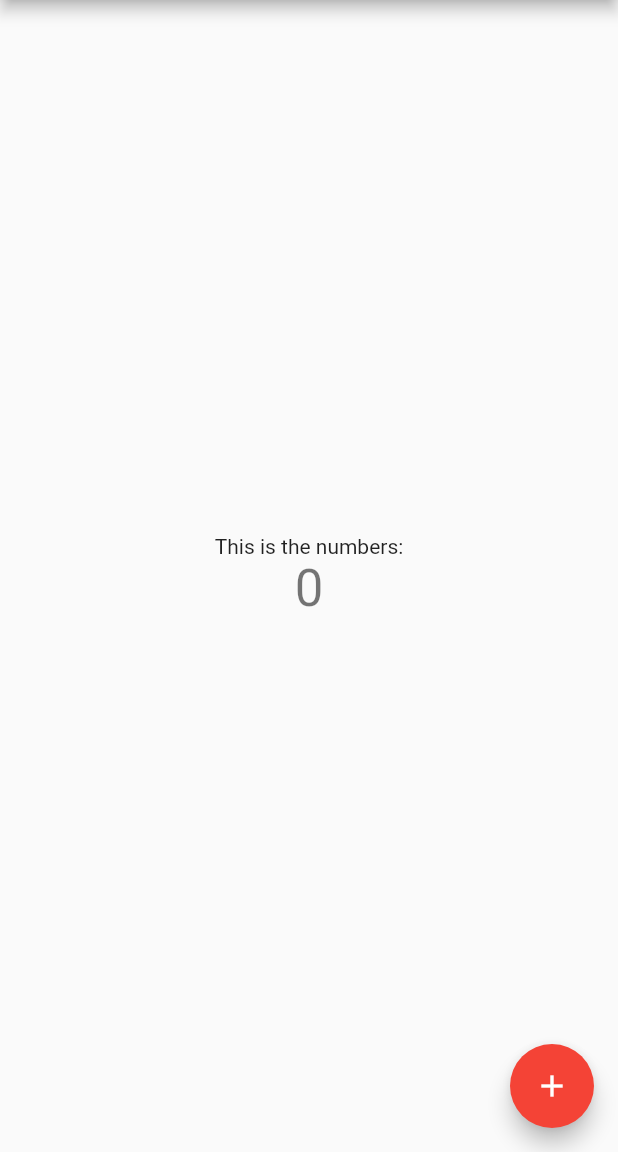
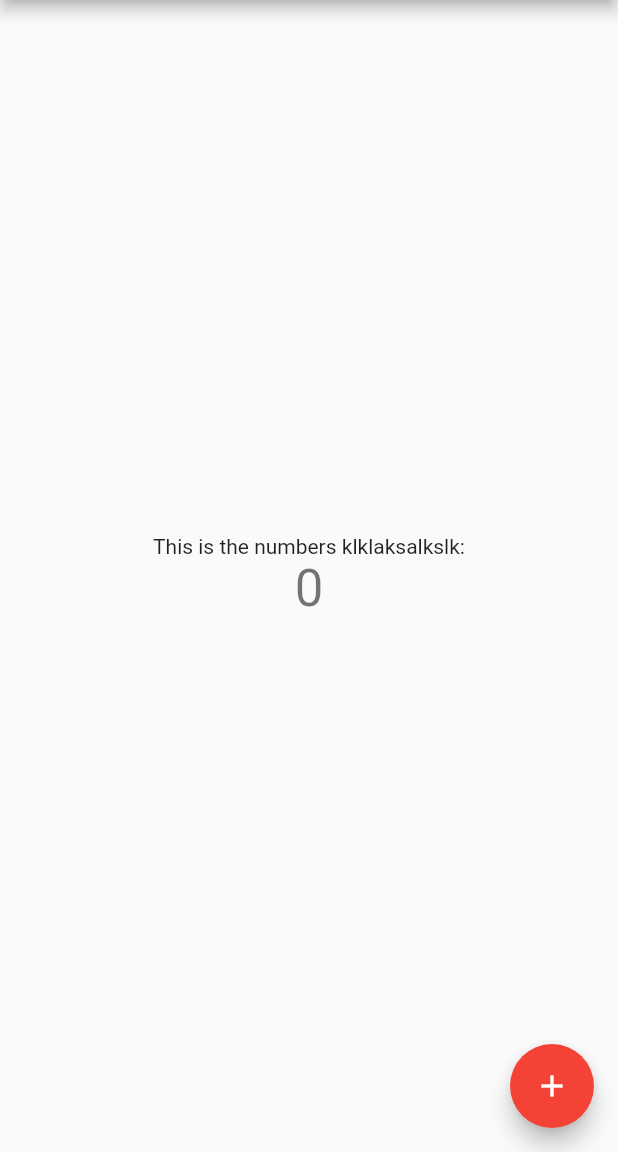
Before and after one commit to rajeshreemistry/flutterCounterApp, a Flutter app: the screen it shows after launch, on a phone screen of 412 x 824 dp, the part 84-1236 px from its top. Run offline on Flutter 3.47's test engine with Material 2 defaults, Android fonts, the phone set to English and light mode, and no system bars.

Commit message:
Change in Text 3

```diff
--- a/lib/main.dart
+++ b/lib/main.dart
@@ -97,7 +97,7 @@ class _MyHomePageState extends State<MyHomePage> {
           children: <Widget>[
             const Text(
                 // 'You have pushed the button this many times:',
-                'This is the numbers:'),
+                'This is the numbers klklaksalkslk:'),
             Text(
               '$_counter',
               style: Theme.of(context).textTheme.headline4,
```
